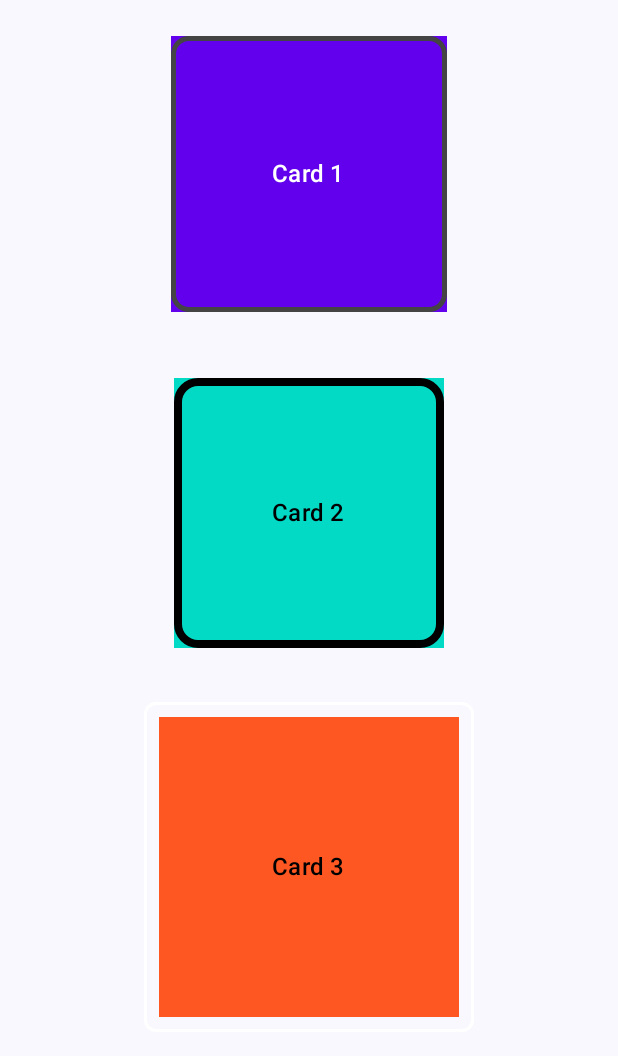
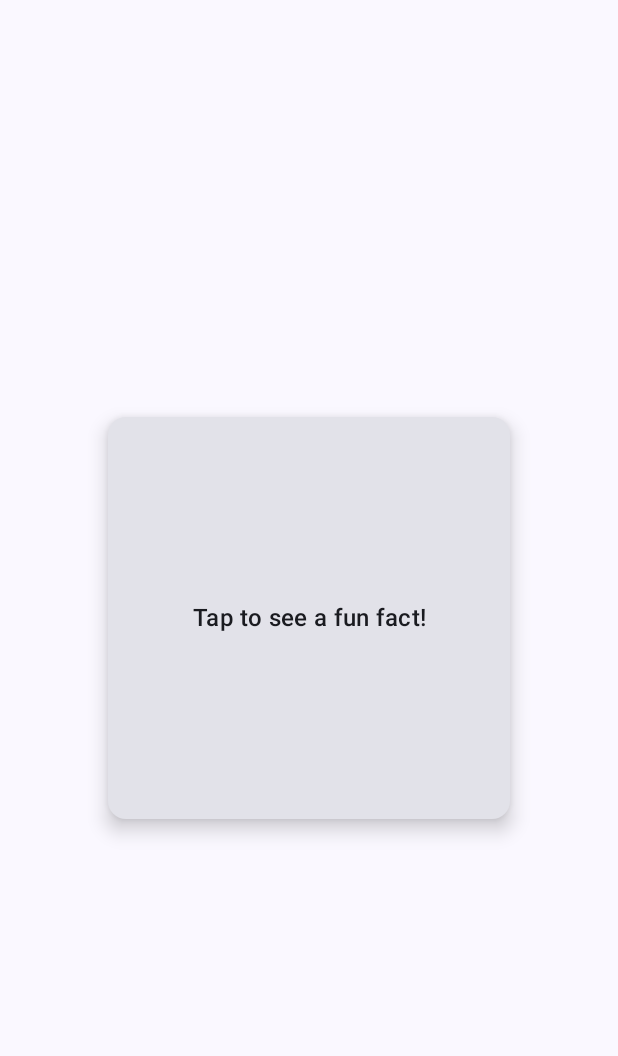
Before and after one commit to qian3333/cw2, an Android app built with Jetpack Compose: the screen it shows after launch (MainActivity), on a phone screen of 412 x 824 dp. Shown: the top 1056 px of the screen. Run offline under Robolectric (Android 15) with nearby library versions, the phone set to English and light mode, and no system bars.

Commit message:
cw2.2
cw2.2

```diff
--- a/app/build.gradle.kts
+++ b/app/build.gradle.kts
@@ -49,6 +49,7 @@ dependencies {
     implementation(libs.androidx.compose.ui.graphics)
     implementation(libs.androidx.compose.ui.tooling.preview)
     implementation(libs.androidx.compose.material3)
+    implementation(libs.androidx.compose.runtime.saveable)
     testImplementation(libs.junit)
     androidTestImplementation(libs.androidx.junit)
     androidTestImplementation(libs.androidx.espresso.core)
--- a/app/src/main/java/com/example/cw2/MainActivity.kt
+++ b/app/src/main/java/com/example/cw2/MainActivity.kt
@@ -4,22 +4,23 @@ import android.os.Bundle
 import androidx.activity.ComponentActivity
 import androidx.activity.compose.setContent
 import androidx.activity.enableEdgeToEdge
-import androidx.compose.foundation.BorderStroke
-import androidx.compose.foundation.background
-import androidx.compose.foundation.border
 import androidx.compose.foundation.layout.Arrangement
-import androidx.compose.foundation.layout.Box
 import androidx.compose.foundation.layout.Column
 import androidx.compose.foundation.layout.fillMaxSize
 import androidx.compose.foundation.layout.padding
 import androidx.compose.foundation.layout.size
+import androidx.compose.material3.Card
+import androidx.compose.material3.CardDefaults
 import androidx.compose.material3.MaterialTheme
 import androidx.compose.material3.Scaffold
 import androidx.compose.material3.Text
 import androidx.compose.runtime.Composable
+import androidx.compose.runtime.getValue
+import androidx.compose.runtime.mutableStateOf
+import androidx.compose.runtime.saveable.rememberSaveable
+import androidx.compose.runtime.setValue
 import androidx.compose.ui.Alignment
 import androidx.compose.ui.Modifier
-import androidx.compose.ui.graphics.Color
 import androidx.compose.ui.tooling.preview.Preview
 import androidx.compose.ui.unit.dp
 import com.example.cw2.ui.theme.Cw2Theme
@@ -34,48 +35,15 @@ class MainActivity : ComponentActivity() {
                     Column(
                         modifier = Modifier
                             .fillMaxSize()
-                            .padding(innerPadding)
-                            .padding(16.dp),
-                        verticalArrangement = Arrangement.spacedBy(24.dp),
+                            .padding(innerPadding),
+                        verticalArrangement = Arrangement.Center,
                         horizontalAlignment = Alignment.CenterHorizontally
                     ) {
-                        // 第一个卡片：size + padding + border + background组合
-                        ColorCard(
-                            color = Color(0xFF6200EE), // 紫色
-                            label = "Card 1",
+                        // 显示可点击切换消息的卡片
+                        ToggleCard(
                             modifier = Modifier
-                                .size(200.dp)
-                                .padding(8.dp)
-                                .border(
-                                    border = BorderStroke(3.dp, Color.DarkGray),
-                                    shape = MaterialTheme.shapes.medium
-                                )
-                        )
-
-                        // 第二个卡片：size + padding + border + background组合（不同顺序）
-                        ColorCard(
-                            color = Color(0xFF03DAC6), // 青色
-                            label = "Card 2",
-                            modifier = Modifier
-                                .padding(12.dp)
-                                .size(180.dp)
-                                .border(
-                                    border = BorderStroke(5.dp, Color.Black),
-                                    shape = MaterialTheme.shapes.large
-                                )
-                        )
-
-                        // 第三个卡片：size + padding + border + background组合（额外添加内部padding）
-                        ColorCard(
-                            color = Color(0xFFFF5722), // 橙色
-                            label = "Card 3",
-                            modifier = Modifier
-                                .border(
-                                    border = BorderStroke(2.dp, Color.White),
-                                    shape = MaterialTheme.shapes.small
-                                )
-                                .size(220.dp)
-                                .padding(10.dp)
+                                .size(300.dp)
+                                .padding(16.dp)
                         )
                     }
                 }
@@ -85,66 +53,51 @@ class MainActivity : ComponentActivity() {
 }
 
 /**
- * 显示带有标签的彩色卡片
- * @param color 卡片的背景颜色
- * @param label 卡片中央显示的文本
+ * 可点击切换消息的卡片组件
  * @param modifier 应用于卡片的修饰符
  */
 @Composable
-fun ColorCard(
-    color: Color,
-    label: String,
-    modifier: Modifier = Modifier
-) {
-    // 在Box中使用background修饰符，确保所有四个修饰符都被使用
-    Box(
-        modifier = modifier
-            .background(color) // 使用background修饰符
+fun ToggleCard(modifier: Modifier = Modifier) {
+    // 使用rememberSaveable保存状态，确保配置变化时状态不丢失
+    var isToggled by rememberSaveable { mutableStateOf(false) }
+
+    // 根据状态决定显示的消息
+    val message = if (isToggled) {
+        "Kotlin was created by JetBrains!"
+    } else {
+        "Tap to see a fun fact!"
+    }
+
+    // 卡片组件，点击时切换状态
+    Card(
+        modifier = modifier,
+        elevation = CardDefaults.cardElevation(defaultElevation = 8.dp),
+        onClick = { isToggled = !isToggled } // 点击事件：切换状态
     ) {
-        Text(
-            text = label,
-            color = if (isColorDark(color)) Color.White else Color.Black,
-            style = MaterialTheme.typography.titleMedium,
+        Column(
             modifier = Modifier
-                .align(Alignment.Center) // 文本居中
-                .padding(4.dp) // 文本额外内边距
-        )
+                .fillMaxSize()
+                .padding(16.dp),
+            verticalArrangement = Arrangement.Center,
+            horizontalAlignment = Alignment.CenterHorizontally
+        ) {
+            Text(
+                text = message,
+                style = MaterialTheme.typography.titleMedium,
+                textAlign = androidx.compose.ui.text.style.TextAlign.Center
+            )
+        }
     }
-}
-
-/**
- * 判断颜色是否为深色，用于确定文本颜色
- */
-private fun isColorDark(color: Color): Boolean {
-    return (0.299 * color.red + 0.587 * color.green + 0.114 * color.blue) <= 0.5
 }
 
 @Preview(showBackground = true)
 @Composable
-fun ColorCardsPreview() {
+fun ToggleCardPreview() {
     Cw2Theme {
-        Column(
+        ToggleCard(
             modifier = Modifier
-                .fillMaxSize()
-                .padding(16.dp),
-            verticalArrangement = Arrangement.spacedBy(24.dp),
-            horizontalAlignment = Alignment.CenterHorizontally
-        ) {
-            ColorCard(
-                color = Color(0xFF6200EE),
-                label = "Card 1",
-                modifier = Modifier.size(200.dp)
-            )
-            ColorCard(
-                color = Color(0xFF03DAC6),
-                label = "Card 2",
-                modifier = Modifier.size(180.dp)
-            )
-            ColorCard(
-                color = Color(0xFFFF5722),
-                label = "Card 3",
-                modifier = Modifier.size(220.dp)
-            )
-        }
+                .size(300.dp)
+                .padding(16.dp)
+        )
     }
 }
--- a/gradle/libs.versions.toml
+++ b/gradle/libs.versions.toml
@@ -8,6 +8,7 @@ espressoCore = "3.7.0"
 lifecycleRuntimeKtx = "2.9.3"
 activityCompose = "1.11.0"
 composeBom = "2024.09.00"
+runtimeSaveable = "1.9.1"
 
 [libraries]
 androidx-core-ktx = { group = "androidx.core", name = "core-ktx", version.ref = "coreKtx" }
@@ -24,6 +25,7 @@ androidx-compose-ui-tooling-preview = { group = "androidx.compose.ui", name = "u
 androidx-compose-ui-test-manifest = { group = "androidx.compose.ui", name = "ui-test-manifest" }
 androidx-compose-ui-test-junit4 = { group = "androidx.compose.ui", name = "ui-test-junit4" }
 androidx-compose-material3 = { group = "androidx.compose.material3", name = "material3" }
+androidx-compose-runtime-saveable = { group = "androidx.compose.runtime", name = "runtime-saveable", version.ref = "runtimeSaveable" }
 
 [plugins]
 android-application = { id = "com.android.application", version.ref = "agp" }
```
